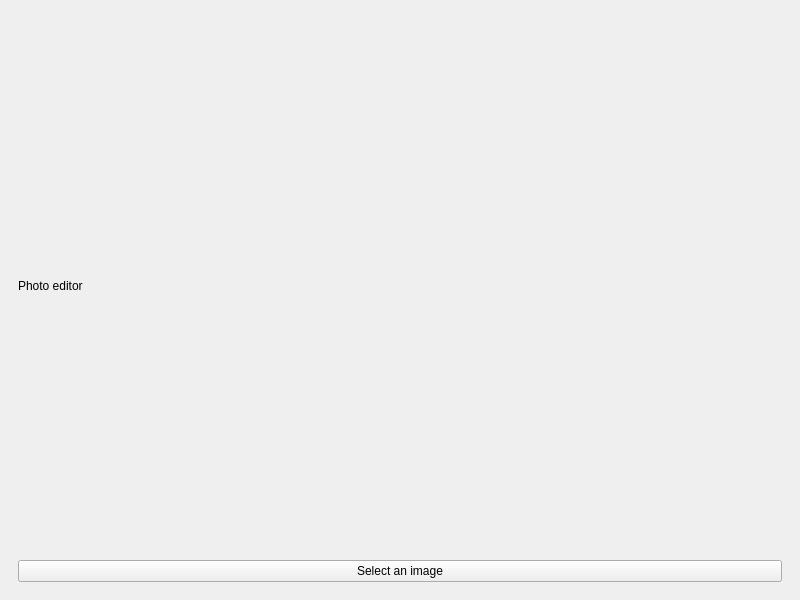
This is PixelPictureRGB/mainwindow.ui in VadimChepil/PixelPictureRGB as Qt 5 draws it before an edit. The edited form follows.
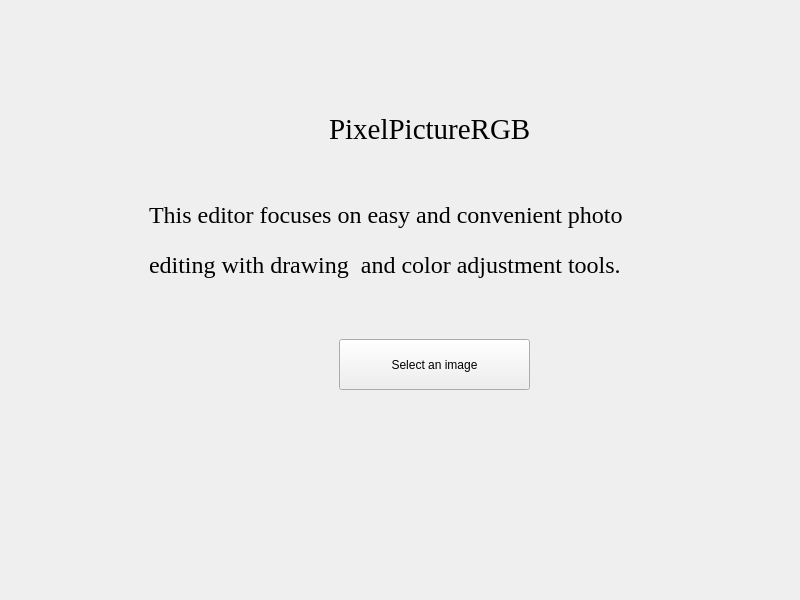
This is the edited form. Icons and pictures are not drawn. Custom widgets are drawn as their Qt base class.

Commit message: Added icons drawing tools and optimized code

The edit to the form file:
```diff
--- a/PixelPictureRGB/mainwindow.ui
+++ b/PixelPictureRGB/mainwindow.ui
@@ -39,22 +39,82 @@
        <number>0</number>
       </property>
       <widget class="QWidget" name="page">
-       <layout class="QVBoxLayout" name="verticalLayout_3">
-        <item>
-         <widget class="QLabel" name="l_information">
-          <property name="text">
-           <string>Photo editor</string>
-          </property>
-         </widget>
-        </item>
-        <item>
-         <widget class="QPushButton" name="b_selectImage">
-          <property name="text">
-           <string>Select an image</string>
-          </property>
-         </widget>
-        </item>
-       </layout>
+       <widget class="QLabel" name="l_information">
+        <property name="geometry">
+         <rect>
+          <x>320</x>
+          <y>90</y>
+          <width>271</width>
+          <height>61</height>
+         </rect>
+        </property>
+        <property name="sizePolicy">
+         <sizepolicy hsizetype="Preferred" vsizetype="Preferred">
+          <horstretch>0</horstretch>
+          <verstretch>0</verstretch>
+         </sizepolicy>
+        </property>
+        <property name="font">
+         <font>
+          <family>Times New Roman</family>
+          <pointsize>22</pointsize>
+         </font>
+        </property>
+        <property name="text">
+         <string>PixelPictureRGB</string>
+        </property>
+       </widget>
+       <widget class="QPushButton" name="b_selectImage">
+        <property name="geometry">
+         <rect>
+          <x>330</x>
+          <y>330</y>
+          <width>191</width>
+          <height>51</height>
+         </rect>
+        </property>
+        <property name="text">
+         <string>Select an image</string>
+        </property>
+       </widget>
+       <widget class="QLabel" name="label">
+        <property name="geometry">
+         <rect>
+          <x>140</x>
+          <y>170</y>
+          <width>651</width>
+          <height>71</height>
+         </rect>
+        </property>
+        <property name="font">
+         <font>
+          <family>Times New Roman</family>
+          <pointsize>18</pointsize>
+         </font>
+        </property>
+        <property name="text">
+         <string>This editor focuses on easy and convenient photo</string>
+        </property>
+       </widget>
+       <widget class="QLabel" name="label_2">
+        <property name="geometry">
+         <rect>
+          <x>140</x>
+          <y>240</y>
+          <width>621</width>
+          <height>31</height>
+         </rect>
+        </property>
+        <property name="font">
+         <font>
+          <family>Times New Roman</family>
+          <pointsize>18</pointsize>
+         </font>
+        </property>
+        <property name="text">
+         <string>editing with drawing  and color adjustment tools.</string>
+        </property>
+       </widget>
       </widget>
       <widget class="QWidget" name="page_2">
        <property name="minimumSize">
```
Left out of the diff: 27 changed lines with no effect on the pictures. The commit also changes 11 other files.
